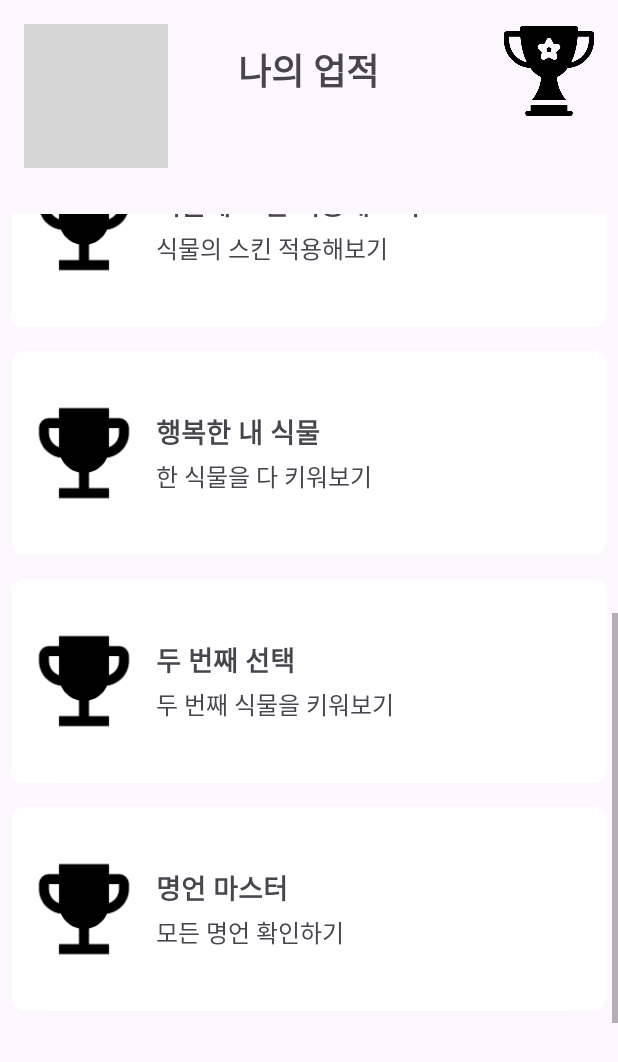
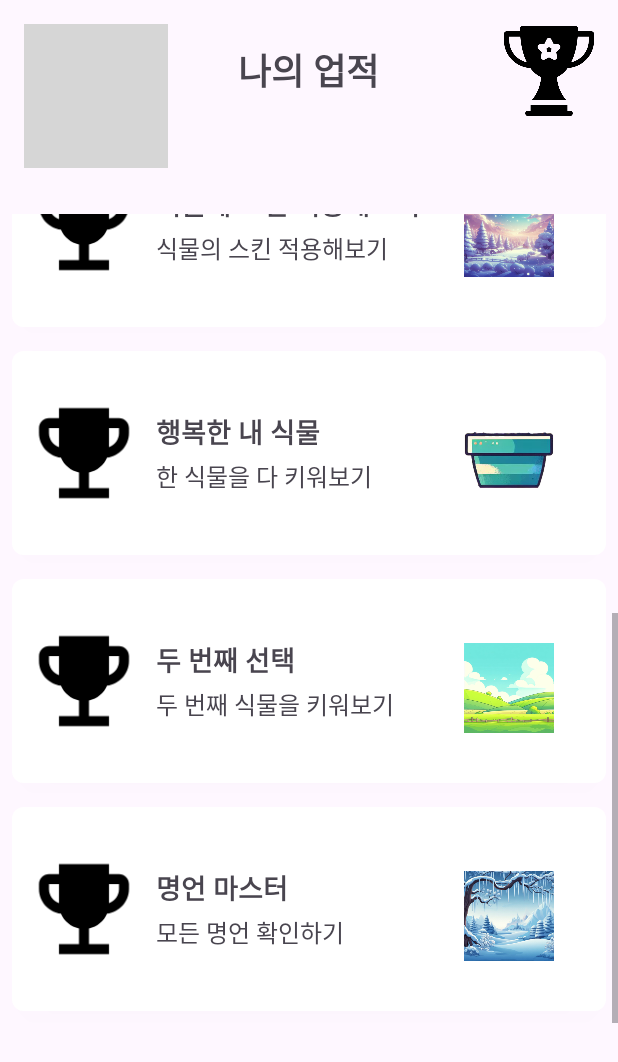
Before and after one commit to cpt-team/odos, an Android app: the AchieveActivity screen opened directly, with no data from a screen before it, scrolled down 524 dp, on a phone screen of 412 x 824 dp. Shown: the top 1062 px of the screen. Run offline under Robolectric (Android 15) with nearby library versions, the phone set to English and light mode, and no system bars; 8 statements that could not run were skipped; grey boxes are pictures that could not be loaded.

Commit message:
achievement에 리워드 이미지 추가

```diff
--- a/app/src/main/java/com/example/cpt_odos_diary/AchieveActivity.kt
+++ b/app/src/main/java/com/example/cpt_odos_diary/AchieveActivity.kt
@@ -45,61 +45,61 @@ class AchieveActivity : AppCompatActivity() {
 
         if (diaryCnt != null) {
             if(diaryCnt.toInt() > 0){
-                achievementList.add(Achievement("첫 다이어리 작성", "다이어리 작성 해보기", R.drawable.ic_achieve,true))
+                achievementList.add(Achievement("첫 다이어리 작성", "다이어리 작성 해보기", R.drawable.ic_achieve,true,R.drawable.desert1))
             }
             else if(diaryCnt.toInt() == 0){
-                achievementList.add(Achievement("첫 다이어리 작성", "다이어리 작성 해보기", R.drawable.ic_achieve,false))
+                achievementList.add(Achievement("첫 다이어리 작성", "다이어리 작성 해보기", R.drawable.ic_achieve,false,R.drawable.desert1))
             }
         }
 
         if (odosCnt != null) {
             if(odosCnt.toInt() > 0){
-                achievementList.add(Achievement("첫 odos 작성", "odos 작성 해보기", R.drawable.ic_achieve,true))
+                achievementList.add(Achievement("첫 odos 작성", "odos 작성 해보기", R.drawable.ic_achieve,true,R.drawable.desert2))
             }
             else if(odosCnt.toInt() == 0){
-                achievementList.add(Achievement("첫 odos 작성", "odos 작성 해보기", R.drawable.ic_achieve,false))
+                achievementList.add(Achievement("첫 odos 작성", "odos 작성 해보기", R.drawable.ic_achieve,false,R.drawable.desert2))
             }
         }
         if (odosCnt != null && diaryCnt != null) {
             if((odosCnt.toInt()+diaryCnt.toInt()) >= 7){
-                achievementList.add(Achievement("7일동안 나를 기록해요", "다이어리, odos 7개 작성", R.drawable.ic_achieve,true))
+                achievementList.add(Achievement("7일동안 나를 기록해요", "다이어리, odos 7개 작성", R.drawable.ic_achieve,true,R.drawable.field4))
             }
             else if((odosCnt.toInt()+diaryCnt.toInt()) < 7){
-                achievementList.add(Achievement("7일동안 나를 기록해요", "다이어리, odos 7개 작성", R.drawable.ic_achieve,false))
+                achievementList.add(Achievement("7일동안 나를 기록해요", "다이어리, odos 7개 작성", R.drawable.ic_achieve,false,R.drawable.field4))
             }
         }
 
         if (emotionList != null) {
             if(emotionList.size == 5){
-                achievementList.add(Achievement("내 감정에 솔직하기", "odos의 emotion 다 써보기", R.drawable.ic_achieve,true))
+                achievementList.add(Achievement("내 감정에 솔직하기", "odos의 emotion 다 써보기", R.drawable.ic_achieve,true,R.drawable.pinkpod))
             }
             else if(emotionList.size < 5){
-                achievementList.add(Achievement("내 감정에 솔직하기", "odos의 emotion 다 써보기", R.drawable.ic_achieve,false))
+                achievementList.add(Achievement("내 감정에 솔직하기", "odos의 emotion 다 써보기", R.drawable.ic_achieve,false,R.drawable.smilepod))
             }
         }
         if (whetherList != null) {
             if(whetherList.size == 5){
-                achievementList.add(Achievement("너의 하루는?", "whether 다 써보기", R.drawable.ic_achieve,true))
+                achievementList.add(Achievement("너의 하루는?", "whether 다 써보기", R.drawable.ic_achieve,true,R.drawable.snow4))
             }
             else if(whetherList.size < 5){
-                achievementList.add(Achievement("너의 하루는?", "whether 다 써보기", R.drawable.ic_achieve,false))
+                achievementList.add(Achievement("너의 하루는?", "whether 다 써보기", R.drawable.ic_achieve,false,R.drawable.snow3))
             }
         }
         if (odosCnt != null && diaryCnt != null) {
             if((odosCnt.toInt()+diaryCnt.toInt()) >= 100){
-                achievementList.add(Achievement("기록 첫 기념일!!", "총 100일 작성", R.drawable.ic_achieve,true))
+                achievementList.add(Achievement("기록 첫 기념일!!", "총 100일 작성", R.drawable.ic_achieve,true,R.drawable.yellowpod))
             }
             else if((odosCnt.toInt()+diaryCnt.toInt()) < 100){
-                achievementList.add(Achievement("기록 첫 기념일!!", "총 100일 작성", R.drawable.ic_achieve,false))
+                achievementList.add(Achievement("기록 첫 기념일!!", "총 100일 작성", R.drawable.ic_achieve,false,R.drawable.yellowpod))
             }
         }
 
 
-        achievementList.add(Achievement("식물은 어떻게 성장하나요?", "식물 다음 단계로 성장시켜보기", R.drawable.ic_achieve,false))
-        achievementList.add(Achievement("식물에 스킨 적용해보기", "식물의 스킨 적용해보기", R.drawable.ic_achieve,false))
-        achievementList.add(Achievement("행복한 내 식물", "한 식물을 다 키워보기", R.drawable.ic_achieve,false))
-        achievementList.add(Achievement("두 번째 선택", "두 번째 식물을 키워보기 ", R.drawable.ic_achieve,false))
-        achievementList.add(Achievement("명언 마스터", "모든 명언 확인하기", R.drawable.ic_achieve,false))
+        achievementList.add(Achievement("식물은 어떻게 성장하나요?", "식물 다음 단계로 성장시켜보기", R.drawable.ic_achieve,false,R.drawable.snow5))
+        achievementList.add(Achievement("식물에 스킨 적용해보기", "식물의 스킨 적용해보기", R.drawable.ic_achieve,false,R.drawable.snow7))
+        achievementList.add(Achievement("행복한 내 식물", "한 식물을 다 키워보기", R.drawable.ic_achieve,false,R.drawable.greenpod))
+        achievementList.add(Achievement("두 번째 선택", "두 번째 식물을 키워보기 ", R.drawable.ic_achieve,false,R.drawable.field2))
+        achievementList.add(Achievement("명언 마스터", "모든 명언 확인하기", R.drawable.ic_achieve,false,R.drawable.snow8))
 
         return achievementList
     }
--- a/app/src/main/java/com/example/cpt_odos_diary/Achievement.kt
+++ b/app/src/main/java/com/example/cpt_odos_diary/Achievement.kt
@@ -5,5 +5,6 @@ data class Achievement
     (val title: String,
      val desc: String,
      val coverResId: Int,
-     val isActive : Boolean
+     val isActive : Boolean,
+            val rewardId : Int
             )
--- a/app/src/main/java/com/example/cpt_odos_diary/AchievementAdapter.kt
+++ b/app/src/main/java/com/example/cpt_odos_diary/AchievementAdapter.kt
@@ -22,6 +22,7 @@ class AchievementAdapter(private val AchievementList: List<Achievement>) :
         val coverImageView: ImageView = itemView.findViewById(R.id.coverImageView)
         val titleTextView: TextView = itemView.findViewById(R.id.achievementTitle)
         val descTextView: TextView = itemView.findViewById(R.id.achievementDesc)
+        val rewardSkins : ImageView = itemView.findViewById(R.id.rewardItem)
     }
 
     override fun onCreateViewHolder(parent: ViewGroup, viewType: Int): AchievementViewHolder {
@@ -36,6 +37,9 @@ class AchievementAdapter(private val AchievementList: List<Achievement>) :
         holder.coverImageView.setImageResource(currentAchievement.coverResId)
         holder.titleTextView.text = currentAchievement.title
         holder.descTextView.text = currentAchievement.desc
+        holder.rewardSkins.setImageResource(currentAchievement.rewardId)
+
+
         if (currentAchievement.isActive){
             holder.itemLayout.background = ColorDrawable(Color.GRAY)
         }
--- a/app/src/main/java/com/example/cpt_odos_diary/PlantFragment.kt
+++ b/app/src/main/java/com/example/cpt_odos_diary/PlantFragment.kt
@@ -45,6 +45,9 @@ class PlantFragment : Fragment() {
         val pod = binding.pod
         val plantName = binding.plantName
         val floriographyDesc = binding.floriographyDesc
+
+        App.token_prefs.backSkin = "snow6"
+        App.token_prefs.podSkin = "smilepod"
 
         Log.d(TAG,"plant Data - name: ${App.token_prefs.plantName}")
         Log.d(TAG,"plant Data - desc: ${App.token_prefs.plantDesc}")
--- a/app/src/main/res/layout/item_achievement.xml
+++ b/app/src/main/res/layout/item_achievement.xml
@@ -43,6 +43,24 @@
                 android:layout_width="match_parent"
                 android:layout_height="wrap_content"
                 android:textSize="16sp"/>
+
+
         </LinearLayout>
+        <LinearLayout
+            android:layout_width="0dp"
+            android:layout_height="wrap_content"
+            android:layout_weight="0.5"
+            android:layout_gravity="center"
+            android:orientation="vertical">
+            <ImageView
+                android:layout_marginTop="10dp"
+                android:id="@+id/rewardItem"
+                android:layout_width="60dp"
+                android:layout_height="60dp"
+                android:scaleType="fitCenter"
+                android:layout_gravity="center_horizontal"
+
+                android:layout_marginEnd="8dp"/>
+        </LinearLayout>>
     </LinearLayout>
 </androidx.cardview.widget.CardView>
```
